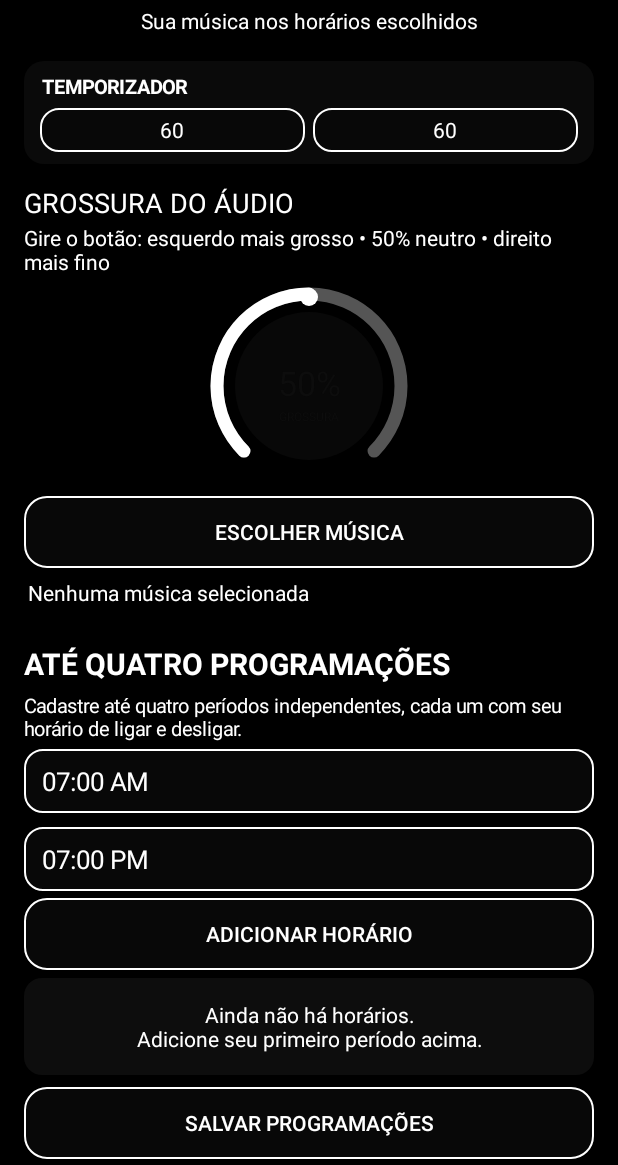
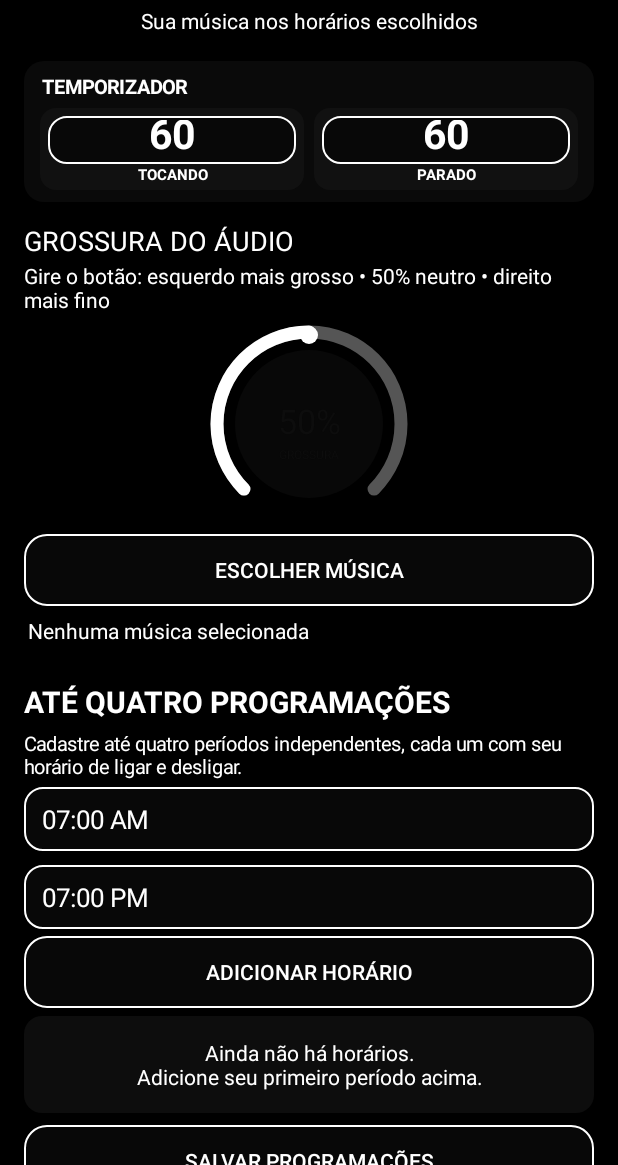
Before and after one commit to marvesanttos-dotcom/contador-flexoes., an Android app: the screen it shows after launch (MainActivity), on a phone screen of 412 x 824 dp, the part 71-1236 px from its top. Run offline under Robolectric (Android 15) with nearby library versions, the phone set to English and light mode, and no system bars.

Commit message:
Reestiliza temporizador em botões com números e rótulos

```diff
--- a/app/src/main/java/br/com/playerprogramado/MainActivity.java
+++ b/app/src/main/java/br/com/playerprogramado/MainActivity.java
@@ -58,8 +58,14 @@ public class MainActivity extends Activity {
         LinearLayout.LayoutParams timerCardParams=new LinearLayout.LayoutParams(-1,-2); timerCardParams.setMargins(0,8,0,8); root.addView(timerCard,timerCardParams);
         TextView timerTitle=new TextView(this); timerTitle.setText("TEMPORIZADOR"); timerTitle.setTextSize(13); timerTitle.setTypeface(null,1); timerTitle.setTextColor(0xFFFFFFFF); timerTitle.setPadding(2,0,0,8); timerCard.addView(timerTitle);
         LinearLayout timerFields=new LinearLayout(this); timerFields.setOrientation(LinearLayout.HORIZONTAL); timerFields.setGravity(Gravity.CENTER_VERTICAL); timerCard.addView(timerFields);
-        onMinutesField=new EditText(this); onMinutesField.setSingleLine(true); onMinutesField.setInputType(2); onMinutesField.setText(String.valueOf(prefs.getInt("cycle_on",60))); styleMinuteField(onMinutesField,"Ligado (min)"); timerFields.addView(onMinutesField,new LinearLayout.LayoutParams(0,44,1));
-        offMinutesField=new EditText(this); offMinutesField.setSingleLine(true); offMinutesField.setInputType(2); offMinutesField.setText(String.valueOf(prefs.getInt("cycle_off",60))); styleMinuteField(offMinutesField,"Pausa (min)"); LinearLayout.LayoutParams offParams=new LinearLayout.LayoutParams(0,44,1); offParams.setMargins(8,0,0,0); timerFields.addView(offMinutesField,offParams);
+        LinearLayout playingTile=new LinearLayout(this); playingTile.setOrientation(LinearLayout.VERTICAL); playingTile.setGravity(Gravity.CENTER); playingTile.setPadding(8,8,8,6); playingTile.setBackground(roundedBackground(0xFF111111,16));
+        onMinutesField=new EditText(this); onMinutesField.setSingleLine(true); onMinutesField.setInputType(2); onMinutesField.setText(String.valueOf(prefs.getInt("cycle_on",60))); styleMinuteField(onMinutesField,""); onMinutesField.setTextSize(27); onMinutesField.setTypeface(null,1); onMinutesField.setBackgroundColor(0x00000000); playingTile.addView(onMinutesField,new LinearLayout.LayoutParams(-1,48));
+        TextView playingLabel=new TextView(this); playingLabel.setText("TOCANDO"); playingLabel.setTextSize(10); playingLabel.setTypeface(null,1); playingLabel.setTextColor(0xFFFFFFFF); playingLabel.setGravity(Gravity.CENTER); playingTile.addView(playingLabel);
+        timerFields.addView(playingTile,new LinearLayout.LayoutParams(0,82,1));
+        LinearLayout stoppedTile=new LinearLayout(this); stoppedTile.setOrientation(LinearLayout.VERTICAL); stoppedTile.setGravity(Gravity.CENTER); stoppedTile.setPadding(8,8,8,6); stoppedTile.setBackground(roundedBackground(0xFF111111,16));
+        offMinutesField=new EditText(this); offMinutesField.setSingleLine(true); offMinutesField.setInputType(2); offMinutesField.setText(String.valueOf(prefs.getInt("cycle_off",60))); styleMinuteField(offMinutesField,""); offMinutesField.setTextSize(27); offMinutesField.setTypeface(null,1); offMinutesField.setBackgroundColor(0x00000000); stoppedTile.addView(offMinutesField,new LinearLayout.LayoutParams(-1,48));
+        TextView stoppedLabel=new TextView(this); stoppedLabel.setText("PARADO"); stoppedLabel.setTextSize(10); stoppedLabel.setTypeface(null,1); stoppedLabel.setTextColor(0xFFFFFFFF); stoppedLabel.setGravity(Gravity.CENTER); stoppedTile.addView(stoppedLabel);
+        LinearLayout.LayoutParams stoppedParams=new LinearLayout.LayoutParams(0,82,1); stoppedParams.setMargins(10,0,0,0); timerFields.addView(stoppedTile,stoppedParams);
         TextView toneTitle=new TextView(this); toneTitle.setText("GROSSURA DO ÁUDIO"); toneTitle.setTextSize(18); toneTitle.setTextColor(0xFFFFFFFF); toneTitle.setPadding(0,12,0,2); root.addView(toneTitle);
         TextView toneHint=new TextView(this); toneHint.setText("Gire o botão: esquerdo mais grosso • 50% neutro • direito mais fino"); root.addView(toneHint);
         ToneKnob toneControl=new ToneKnob(this); toneControl.setValue(prefs.getInt("tone",50)); LinearLayout.LayoutParams knobParams=new LinearLayout.LayoutParams(220,220); knobParams.gravity=Gravity.CENTER; root.addView(toneControl,knobParams);
```
